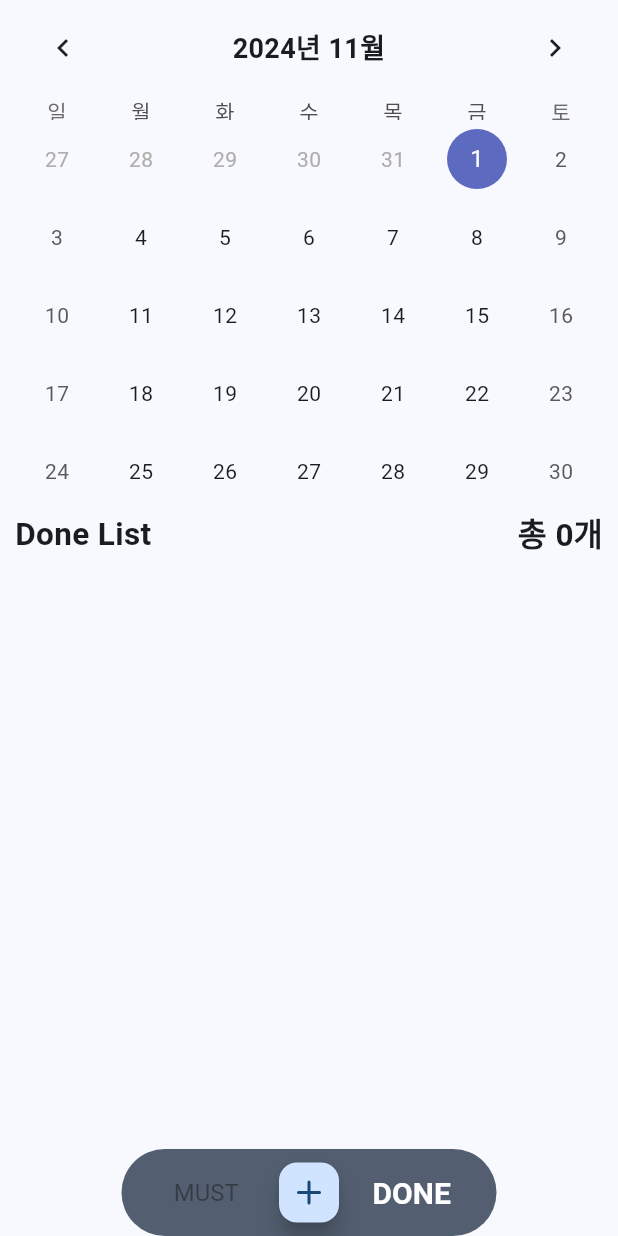
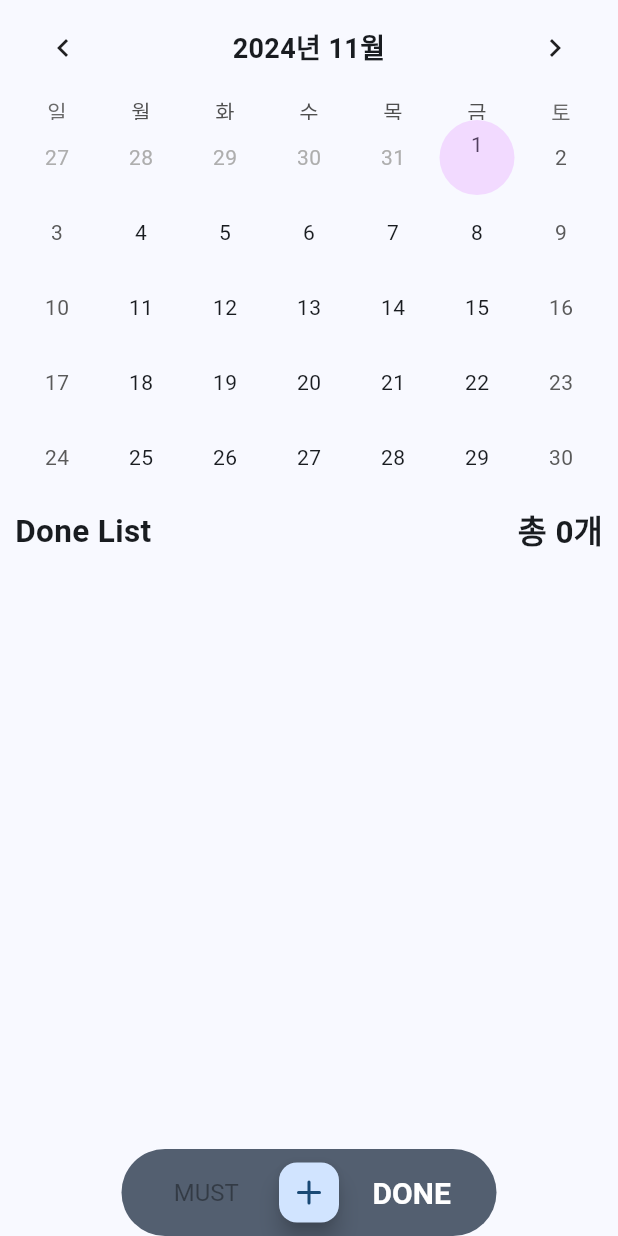
Before and after one commit to thisisJJK/pstyle, a Flutter app: the screen it shows after launch, after a tap on "DONE", on a phone screen of 412 x 824 dp. Run offline on Flutter 3.47's test engine with Material 3 defaults, Android fonts, the phone set to English and light mode, and no system bars; drawn by our look-alikes of table_calendar; our stand-ins replace flutter_feather_icons, get, google_mobile_ads, shared_preferences, sqflite; missing offline and left inert: app_tracking_transparency; accounts and stored records are empty.

Commit message:
전면애드몹 추가

```diff
--- a/lib/main.dart
+++ b/lib/main.dart
@@ -2,7 +2,7 @@ import 'package:flutter/material.dart';
 import 'package:get/get.dart';
 import 'package:intl/date_symbol_data_local.dart';
 import 'package:pstyle/service/theme_service.dart';
-import 'package:pstyle/view/main_page/main_page_view.dart';
+import 'package:pstyle/view/splash/splash_view.dart';
 
 void main() async {
   await initializeDateFormatting('ko_KR', '');
@@ -27,7 +27,7 @@ class MyApp extends StatelessWidget {
           ),
           useMaterial3: true,
         ),
-        home: MainPageView(),
+        home: const SplashView(),
       ),
     );
   }
--- /dev/null
+++ b/lib/service/admob_service.dart
@@ -0,0 +1,123 @@
+import 'dart:io';
+
+import 'package:app_tracking_transparency/app_tracking_transparency.dart';
+import 'package:google_mobile_ads/google_mobile_ads.dart';
+import 'package:shared_preferences/shared_preferences.dart';
+
+class AdMobService {
+  InterstitialAd? _interstitialAd;
+  DateTime? _lastAdTime; // 마지막 광고가 표시된 시간
+
+  Future<void> configureAdSettings() async {
+    if (Platform.isIOS) {
+      var trackingStatus =
+          await AppTrackingTransparency.trackingAuthorizationStatus;
+
+      // 처음 실행 시 권한 요청
+      if (trackingStatus == TrackingStatus.notDetermined) {
+        trackingStatus =
+            await AppTrackingTransparency.requestTrackingAuthorization();
+      }
+
+      // 개인화 여부에 따라 광고 요청 설정
+      if (trackingStatus == TrackingStatus.authorized) {
+        MobileAds.instance.updateRequestConfiguration(
+          RequestConfiguration(
+            tagForChildDirectedTreatment:
+                TagForChildDirectedTreatment.unspecified,
+            maxAdContentRating: MaxAdContentRating.g,
+          ),
+        );
+      } else {
+        MobileAds.instance.updateRequestConfiguration(
+          RequestConfiguration(
+            tagForChildDirectedTreatment: TagForChildDirectedTreatment.no,
+            maxAdContentRating: MaxAdContentRating.g,
+          ),
+        );
+      }
+    }
+    await loadLastAdTime();
+    loadInterstitialAd(); // 전면 광고 로드
+  }
+
+  void loadInterstitialAd() {
+    InterstitialAd.load(
+      adUnitId: 'ca-app-pub-3940256099942544/4411468910', // 실제 전면 광고 ID로 교체
+      request: const AdRequest(),
+      adLoadCallback: InterstitialAdLoadCallback(
+        onAdLoaded: (InterstitialAd ad) {
+          _interstitialAd = ad;
+
+          print('전면 광고 로드 성공');
+        },
+        onAdFailedToLoad: (LoadAdError error) {
+          print('전면 광고 로드 실패: $error');
+
+          _interstitialAd = null;
+        },
+      ),
+    );
+  }
+
+  void showInterstitialAdIfNeeded() async {
+    final currentTime = DateTime.now();
+
+    if (_lastAdTime == null ||
+        currentTime.difference(_lastAdTime!).inMinutes >= 15) {
+      if (_interstitialAd == null) {
+        print('전면 광고가 아직 로드되지 않음, 광고 로드 시작');
+        loadInterstitialAd();
+
+        // 광고 로드될 때까지 대기
+        await Future.delayed(const Duration(seconds: 2)); // 최대 기다림 시간 설정
+      }
+
+      // 로드된 광고가 있으면 표시
+      if (_interstitialAd != null) {
+        showInterstitialAd();
+        _lastAdTime = currentTime;
+        saveLastAdTime();
+      } else {
+        print('광고를 로드할 수 없음');
+      }
+    } else {
+      print("시간 이내에 광고가 표시되지 않음");
+    }
+  }
+
+  // 마지막 광고 시간을 로컬 저장소에서 불러오기
+  Future<void> loadLastAdTime() async {
+    final prefs = await SharedPreferences.getInstance();
+    final lastAdTimeMillis = prefs.getInt('lastAdTime');
+    if (lastAdTimeMillis != null) {
+      _lastAdTime = DateTime.fromMillisecondsSinceEpoch(lastAdTimeMillis);
+    }
+  }
+
+  // 마지막 광고 시간을 로컬 저장소에 저장
+  Future<void> saveLastAdTime() async {
+    final prefs = await SharedPreferences.getInstance();
+    await prefs.setInt('lastAdTime', _lastAdTime!.millisecondsSinceEpoch);
+  }
+
+  void showInterstitialAd() {
+    if (_interstitialAd != null) {
+      _interstitialAd!.fullScreenContentCallback = FullScreenContentCallback(
+        onAdDismissedFullScreenContent: (InterstitialAd ad) {
+          ad.dispose();
+          loadInterstitialAd(); // 광고가 닫힌 후 새로운 광고 로드
+        },
+        onAdFailedToShowFullScreenContent: (InterstitialAd ad, AdError error) {
+          ad.dispose();
+          loadInterstitialAd();
+        },
+      );
+      _interstitialAd!.show();
+      _interstitialAd = null; // 광고를 한 번만 보여주도록 초기화
+    } else {
+      print('전면 광고가 로드되지 않음');
+      loadInterstitialAd();
+    }
+  }
+}
--- a/lib/view/done/done_view.dart
+++ b/lib/view/done/done_view.dart
@@ -18,9 +18,12 @@ class DoneView extends StatelessWidget {
           child: Column(
             children: [
               Month(),
-               TextDoneList(),
               const SizedBox(
-                height: 5,
+                height: 8,
+              ),
+              TextDoneList(),
+              const SizedBox(
+                height: 8,
               ),
               Obx(() {
                 final done = _doneViewModel.filtedByIsDoneMust;
--- a/lib/view/done/widget/done_card.dart
+++ b/lib/view/done/widget/done_card.dart
@@ -15,7 +15,7 @@ class DoneCard extends StatelessWidget {
       height: 60,
       decoration: BoxDecoration(
         color: Theme.of(context).brightness == Brightness.dark
-            ? Colors.grey.shade700
+            ? Colors.grey.shade800
             : Colors.grey.shade400,
         borderRadius: BorderRadius.circular(10),
       ),
@@ -58,7 +58,7 @@ class DoneCard extends StatelessWidget {
                   decoration: BoxDecoration(
                     borderRadius: BorderRadius.circular(5),
                     border: Border.all(color: Colors.green),
-                    color: Colors.green.shade100,
+                    color: Colors.green.shade100.withOpacity(0.9),
                   ),
                   child: const Text(
                     '매일',
--- a/lib/view/done/widget/month.dart
+++ b/lib/view/done/widget/month.dart
@@ -10,9 +10,12 @@ class Month extends StatelessWidget {
 
   @override
   Widget build(BuildContext context) {
-    return Obx(
-      () => TableCalendar(
+    return Obx(() {
+      _doneViewModel.loadMustBydate(_doneViewModel.selectedDay.value);
+
+      return TableCalendar(
         locale: 'ko_KR',
+        rowHeight: 50,
         focusedDay: _doneViewModel.focusDay.value,
         firstDay: DateTime.utc(2021, 1, 1),
         lastDay: DateTime.utc(2029, 12, 31),
@@ -30,8 +33,64 @@ class Month extends StatelessWidget {
             fontWeight: FontWeight.bold,
           ),
         ),
-        calendarStyle: const CalendarStyle(),
-      ),
-    );
+        calendarStyle: CalendarStyle(
+          todayDecoration: const BoxDecoration(),
+          markerDecoration: BoxDecoration(
+            color: Colors.green.withOpacity(0.7),
+            shape: BoxShape.circle,
+          ),
+        ),
+        eventLoader: (day) {
+          final dateOnly = DateTime(day.year, day.month, day.day);
+          return _doneViewModel.completedCount.containsKey(dateOnly) &&
+                  _doneViewModel.completedCount[dateOnly]! > 0
+              ? [true]
+              : [];
+        },
+        calendarBuilders: CalendarBuilders(
+          todayBuilder: (context, day, focusedDay) {
+            return Container(
+              width: 38,
+              height: 38,
+              decoration: BoxDecoration(
+                shape: BoxShape.circle,
+                color: Theme.of(context)
+                    .colorScheme
+                    .secondaryContainer
+                    .withOpacity(0.6),
+              ),
+              child: Align(
+                alignment: const Alignment(0, -0.6),
+                child: Text(
+                  '${day.day}',
+                  style: TextStyle(
+                    color: Theme.of(context).colorScheme.onSecondaryContainer,
+                  ),
+                ),
+              ),
+            );
+          },
+          selectedBuilder: (context, day, focusedDay) {
+            return Container(
+              width: 38,
+              height: 38,
+              decoration: BoxDecoration(
+                shape: BoxShape.circle,
+                color: Theme.of(context).colorScheme.tertiaryContainer,
+              ),
+              child: Align(
+                alignment: const Alignment(0, -0.6),
+                child: Text(
+                  '${day.day}',
+                  style: TextStyle(
+                    color: Theme.of(context).colorScheme.onTertiaryContainer,
+                  ),
+                ),
+              ),
+            );
+          },
+        ),
+      );
+    });
   }
 }
--- a/lib/view/main_page/main_page_view.dart
+++ b/lib/view/main_page/main_page_view.dart
@@ -1,5 +1,6 @@
 import 'package:flutter/material.dart';
 import 'package:get/get.dart';
+import 'package:pstyle/service/admob_service.dart';
 import 'package:pstyle/view/done/done_view.dart';
 import 'package:pstyle/view/main_page/widget/custom_bottom_bar.dart';
 import 'package:pstyle/view/must/must_view.dart';
@@ -12,6 +13,7 @@ class MainPageView extends StatelessWidget {
   final MainPageViewModel _mainPageViewModel = Get.put(MainPageViewModel());
   final MustViewModel _mustViewModel = Get.put(MustViewModel());
   final DoneViewModel _doneViewModel = Get.put(DoneViewModel());
+  final AdMobService adMobService = Get.find<AdMobService>();
 
   @override
   Widget build(BuildContext context) {
@@ -27,6 +29,7 @@ class MainPageView extends StatelessWidget {
             _mustViewModel.resetDate();
             _doneViewModel.resetDate();
             _mustViewModel.loadMustBydate(_mustViewModel.selectedDay.value);
+            adMobService.showInterstitialAdIfNeeded();
           }
           if (index == 1) {
             _mainPageViewModel.isDone.value = true;
--- a/lib/view/main_page/widget/must_bottom_sheet.dart
+++ b/lib/view/main_page/widget/must_bottom_sheet.dart
@@ -18,7 +18,6 @@ class MustBottomSheet extends StatelessWidget {
   final TextEditingController hourController;
   final TextEditingController minController;
   final TextEditingController estimatedTimeController;
-
   @override
   Widget build(BuildContext context) {
     return Container(
--- a/lib/view/must/widget/today_must.dart
+++ b/lib/view/must/widget/today_must.dart
@@ -24,6 +24,7 @@ class TodayMust extends StatelessWidget {
             '${mustViewModel.filtedByIsDoneMust.length}/${mustViewModel.filtedBydateMust.length}',
             style: const TextStyle(
               fontSize: 18,
+              fontWeight: FontWeight.bold,
             ),
           );
         }),
--- a/lib/view/splash/splash_view.dart
+++ b/lib/view/splash/splash_view.dart
@@ -1,7 +1,30 @@
 import 'package:flutter/material.dart';
+import 'package:flutter/scheduler.dart';
+import 'package:get/get.dart';
+import 'package:pstyle/service/admob_service.dart';
+import 'package:pstyle/view/main_page/main_page_view.dart';
 
-class SplashView extends StatelessWidget {
+class SplashView extends StatefulWidget {
   const SplashView({super.key});
+
+  @override
+  State<SplashView> createState() => _SplashViewState();
+}
+
+class _SplashViewState extends State<SplashView> {
+  final AdMobService adMobService = AdMobService();
+  @override
+  void initState() {
+    super.initState();
+    SchedulerBinding.instance.addPostFrameCallback(
+        (_) => Future.delayed(const Duration(seconds: 2), () {
+              Get.off(
+                () => MainPageView(),
+                transition: Transition.cupertino,
+              );
+            }));
+  }
+
   @override
   Widget build(BuildContext context) {
     return const Scaffold(
--- a/lib/view_model/done_view_model.dart
+++ b/lib/view_model/done_view_model.dart
@@ -4,29 +4,31 @@ import 'package:pstyle/model/must_item_model.dart';
 import 'package:pstyle/service/database_service.dart';
 
 class DoneViewModel extends GetxController {
-
-
   var focusDay = DateTime.now().obs;
   var selectedDay = DateTime.now().obs;
 
- var allMust = <MustItemModel>[].obs;
+  var allMust = <MustItemModel>[].obs;
   var filtedBydateMust = <MustItemModel>[].obs;
   var filtedByIsDoneMust = <MustItemModel>[].obs;
 
+  var completedCount = <DateTime, int>{}.obs;
+
   final DatabaseService _databaseService = DatabaseService();
 
-    @override
+  @override
   void onInit() {
     loadMustBydate(selectedDay.value);
     super.onInit();
   }
+
   void loadMustBydate(DateTime date) async {
     selectedDay.value = date;
     await filterBydate();
-    filterByIsDone();
+    await filterByIsDone();
+    updateCompletedTasksCount();
   }
 
-   Future<void> filterBydate() async {
+  Future<void> filterBydate() async {
     allMust.value = await _databaseService
         .databaseConfig()
         .then((value) => _databaseService.readAllMustItems());
@@ -45,15 +47,22 @@ class DoneViewModel extends GetxController {
     filtedBydateMust.sort((a, b) => a.deadline.compareTo(b.deadline));
   }
 
-  void filterByIsDone() async {
+  Future<void> filterByIsDone() async {
     filtedByIsDoneMust.value = filtedBydateMust
         .where(
           (task) => task.isDone,
         )
         .toList();
+  }
 
+   void updateCompletedTasksCount() {
+    completedCount.clear();
+    for (var task in allMust.where((task) => task.isDone)) {
+      final dateOnly = DateTime(task.deadline.year, task.deadline.month, task.deadline.day);
+      completedCount[dateOnly] = (completedCount[dateOnly] ?? 0) + 1;
+    }
+  }
 
-  }
 
   void resetDate() {
     focusDay.value = DateTime.now();
@@ -64,7 +73,7 @@ class DoneViewModel extends GetxController {
     );
   }
 
-   String deadlineFormattedTime(DateTime deadline) {
+  String deadlineFormattedTime(DateTime deadline) {
     final now = DateTime.now();
     final dateTime =
         DateTime(now.year, now.month, now.day, deadline.hour, deadline.minute);
--- a/lib/view_model/main_page_view_model.dart
+++ b/lib/view_model/main_page_view_model.dart
@@ -1,5 +1,6 @@
 import 'package:flutter/material.dart';
 import 'package:get/get.dart';
+import 'package:pstyle/service/admob_service.dart';
 
 class MainPageViewModel extends GetxController {
   var pageIndex = 0.obs;
@@ -13,4 +14,12 @@ class MainPageViewModel extends GetxController {
   var estimatedTime = ''.obs;
 
   final PageController pageController = Get.put(PageController());
+  final AdMobService adMobService = Get.put(AdMobService());
+
+ @override
+  void onInit() {
+        adMobService.configureAdSettings();
+
+    super.onInit();
+  }
 }
--- a/pubspec.yaml
+++ b/pubspec.yaml
@@ -41,6 +41,9 @@ dependencies:
   flutter_feather_icons: ^2.0.0+1
   sqflite: ^2.4.0
   path: ^1.9.0
+  google_mobile_ads: ^5.2.0
+  app_tracking_transparency: ^2.0.6
+  shared_preferences: ^2.3.2
 
 dev_dependencies:
   flutter_test:
```
Also changed, not shown: lib/view/must/widget/must_card.dart (+7 -5 lines), pubspec.lock, 4 other files.
